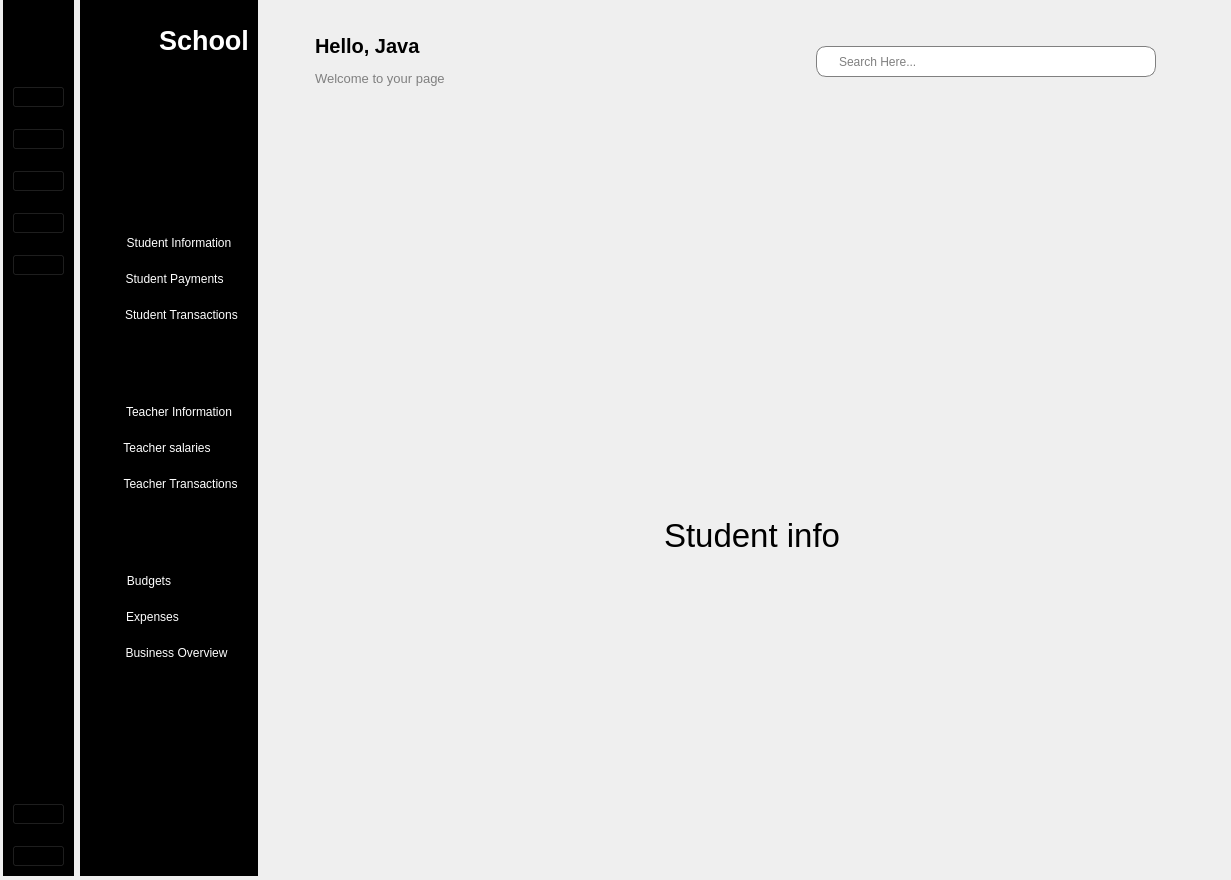
Diamondman51/students_management, file index.ui: the form before one commit.
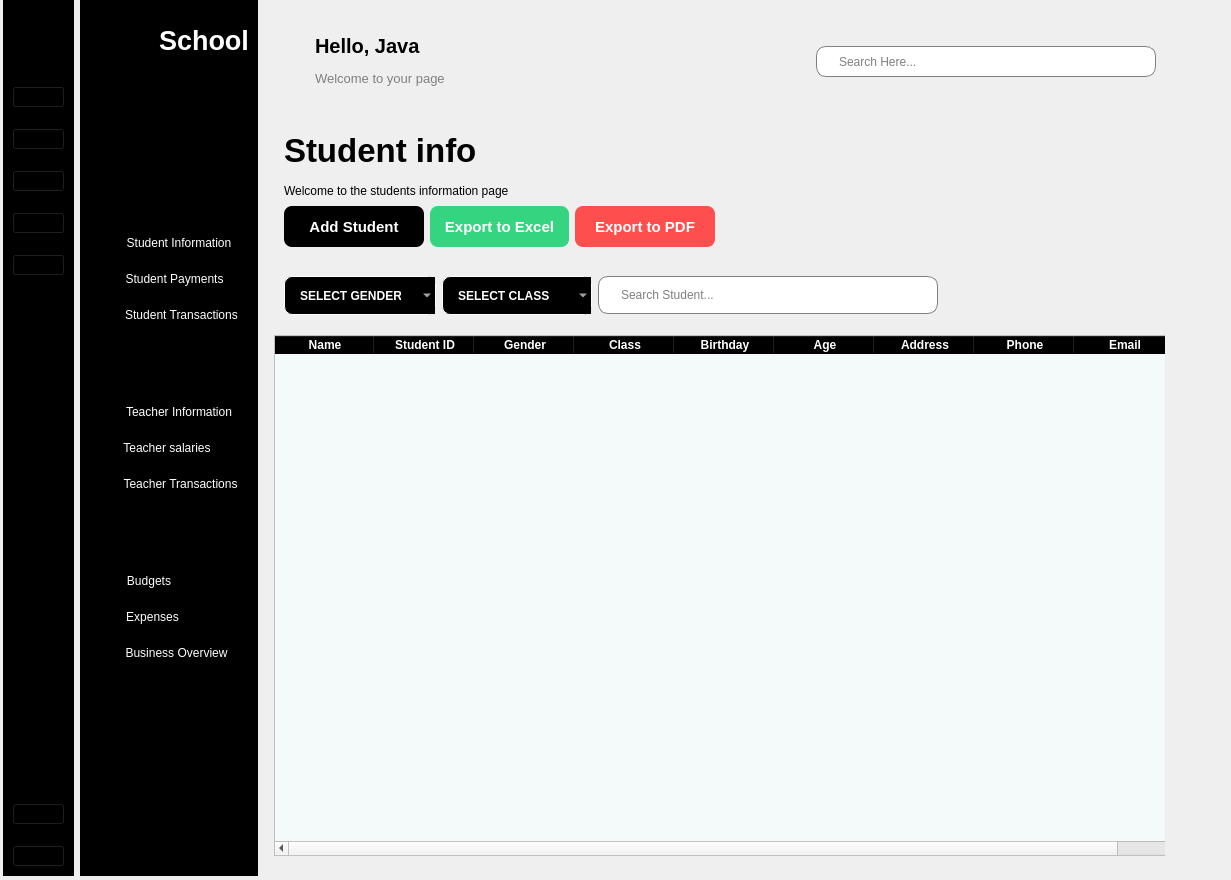
The form after the commit. The open tabs and pages were chosen to show the change. Icons and pictures are not drawn.

The edit to the form file:
```diff
--- a/index.ui
+++ b/index.ui
@@ -1120,7 +1120,7 @@
           <rect>
            <x>0</x>
            <y>0</y>
-           <width>921</width>
+           <width>901</width>
            <height>741</height>
           </rect>
          </property>
@@ -1183,21 +1183,371 @@
           <widget class="QLabel" name="label_9">
            <property name="geometry">
             <rect>
-             <x>400</x>
-             <y>330</y>
-             <width>181</width>
-             <height>141</height>
+             <x>20</x>
+             <y>0</y>
+             <width>211</width>
+             <height>31</height>
             </rect>
            </property>
            <property name="font">
             <font>
              <pointsize>25</pointsize>
+             <bold>true</bold>
             </font>
            </property>
            <property name="text">
             <string>Student info</string>
            </property>
           </widget>
+          <widget class="QLabel" name="label_19">
+           <property name="geometry">
+            <rect>
+             <x>20</x>
+             <y>40</y>
+             <width>561</width>
+             <height>31</height>
+            </rect>
+           </property>
+           <property name="font">
+            <font>
+             <pointsize>9</pointsize>
+            </font>
+           </property>
+           <property name="text">
+            <string>Welcome to the students information page</string>
+           </property>
+          </widget>
+          <widget class="QTableWidget" name="studentInfo_table">
+           <property name="geometry">
+            <rect>
+             <x>10</x>
+             <y>200</y>
+             <width>950</width>
+             <height>521</height>
+            </rect>
+           </property>
+           <property name="styleSheet">
+            <string notr="true">QHeaderView::section {
+	font-weight: bold;
+	background-color: rgb(0, 0, 0);
+	color: rgb(255, 255, 255);
+}
+
+QTableWidget {
+	alternate-background-color: #B0BDFB;
+	background-color:#F4F9FA;
+}</string>
+           </property>
+           <property name="alternatingRowColors">
+            <bool>true</bool>
+           </property>
+           <column>
+            <property name="text">
+             <string>Name</string>
+            </property>
+           </column>
+           <column>
+            <property name="text">
+             <string>Student ID</string>
+            </property>
+           </column>
+           <column>
+            <property name="text">
+             <string>Gender</string>
+            </property>
+           </column>
+           <column>
+            <property name="text">
+             <string>Class</string>
+            </property>
+           </column>
+           <column>
+            <property name="text">
+             <string>Birthday</string>
+            </property>
+           </column>
+           <column>
+            <property name="text">
+             <string>Age</string>
+            </property>
+           </column>
+           <column>
+            <property name="text">
+             <string>Address</string>
+            </property>
+           </column>
+           <column>
+            <property name="text">
+             <string>Phone</string>
+            </property>
+           </column>
+           <column>
+            <property name="text">
+             <string>Email</string>
+            </property>
+           </column>
+           <column>
+            <property name="text">
+             <string>Actions</string>
+            </property>
+           </column>
+          </widget>
+          <widget class="QWidget" name="">
+           <property name="geometry">
+            <rect>
+             <x>20</x>
+             <y>70</y>
+             <width>431</width>
+             <height>43</height>
+            </rect>
+           </property>
+           <layout class="QHBoxLayout" name="horizontalLayout_6">
+            <item>
+             <widget class="QPushButton" name="addStudent_btn">
+              <property name="minimumSize">
+               <size>
+                <width>111</width>
+                <height>41</height>
+               </size>
+              </property>
+              <property name="font">
+               <font>
+                <pointsize>-1</pointsize>
+                <bold>true</bold>
+               </font>
+              </property>
+              <property name="styleSheet">
+               <string notr="true">QPushButton {
+	background-color:black;
+	color: rgb(255, 255, 255);
+	border: none;
+	border-radius: 8;
+	font-weight: bold;
+	font-size:15px;
+}</string>
+              </property>
+              <property name="text">
+               <string>Add Student</string>
+              </property>
+              <property name="icon">
+               <iconset resource="resources.qrc">
+                <normaloff>:/images/add student.png</normaloff>:/images/add student.png</iconset>
+              </property>
+             </widget>
+            </item>
+            <item>
+             <widget class="QPushButton" name="excelExport_btn">
+              <property name="minimumSize">
+               <size>
+                <width>111</width>
+                <height>41</height>
+               </size>
+              </property>
+              <property name="styleSheet">
+               <string notr="true">QPushButton {
+	background-color:#34D481;
+	color: rgb(255, 255, 255);
+	border: none;
+	border-radius: 8;
+	font-weight: bold;
+	font-size:15px;
+}</string>
+              </property>
+              <property name="text">
+               <string>Export to Excel</string>
+              </property>
+              <property name="icon">
+               <iconset resource="resources.qrc">
+                <normaloff>:/images/excel.png</normaloff>:/images/excel.png</iconset>
+              </property>
+             </widget>
+            </item>
+            <item>
+             <widget class="QPushButton" name="pdfExport_btn">
+              <property name="minimumSize">
+               <size>
+                <width>75</width>
+                <height>41</height>
+               </size>
+              </property>
+              <property name="styleSheet">
+               <string notr="true">QPushButton {
+	background-color:#ff4e4e;
+	color: rgb(255, 255, 255);
+	border: none;
+	border-radius: 8;
+	font-weight: bold;
+	font-size:15px;
+}</string>
+              </property>
+              <property name="text">
+               <string>Export to PDF</string>
+              </property>
+              <property name="icon">
+               <iconset resource="resources.qrc">
+                <normaloff>:/images/pdf.png</normaloff>:/images/pdf.png</iconset>
+              </property>
+             </widget>
+            </item>
+           </layout>
+          </widget>
+          <widget class="QWidget" name="">
+           <property name="geometry">
+            <rect>
+             <x>20</x>
+             <y>140</y>
+             <width>654</width>
+             <height>41</height>
+            </rect>
+           </property>
+           <layout class="QHBoxLayout" name="horizontalLayout_7">
+            <item>
+             <widget class="QComboBox" name="select_gender">
+              <property name="minimumSize">
+               <size>
+                <width>150</width>
+                <height>0</height>
+               </size>
+              </property>
+              <property name="styleSheet">
+               <string notr="true">QComboBox {
+	border: 1px solid white;
+	border-radius: 8;
+	padding: 1 18 1 15;
+	color: rgb(255, 255, 255);
+	background-color: rgb(0, 0, 0);
+	height: 35;
+	font-weight: bold;
+	selection-background-color: #2980B9
+}</string>
+              </property>
+              <item>
+               <property name="text">
+                <string>SELECT GENDER</string>
+               </property>
+              </item>
+              <item>
+               <property name="text">
+                <string>Male</string>
+               </property>
+              </item>
+              <item>
+               <property name="text">
+                <string>Female</string>
+               </property>
+              </item>
+             </widget>
+            </item>
+            <item>
+             <widget class="QComboBox" name="select_class">
+              <property name="minimumSize">
+               <size>
+                <width>150</width>
+                <height>0</height>
+               </size>
+              </property>
+              <property name="styleSheet">
+               <string notr="true">QComboBox {
+	border: 1px solid white;
+	border-radius: 8;
+	padding: 1 18 1 15;
+	color: rgb(255, 255, 255);
+	background-color: rgb(0, 0, 0);
+	height: 35;
+	font-weight: bold;
+	selection-background-color: #2980B9
+}</string>
+              </property>
+              <item>
+               <property name="text">
+                <string>SELECT CLASS</string>
+               </property>
+              </item>
+              <item>
+               <property name="text">
+                <string>Grade 1</string>
+               </property>
+              </item>
+              <item>
+               <property name="text">
+                <string>Grade 2</string>
+               </property>
+              </item>
+              <item>
+               <property name="text">
+                <string>Grade 3</string>
+               </property>
+              </item>
+              <item>
+               <property name="text">
+                <string>Grade 4</string>
+               </property>
+              </item>
+              <item>
+               <property name="text">
+                <string>Grade 5</string>
+               </property>
+              </item>
+              <item>
+               <property name="text">
+                <string>Grade 6</string>
+               </property>
+              </item>
+              <item>
+               <property name="text">
+                <string>Grade 7</string>
+               </property>
+              </item>
+              <item>
+               <property name="text">
+                <string>Grade 8</string>
+               </property>
+              </item>
+              <item>
+               <property name="text">
+                <string>Grade 9</string>
+               </property>
+              </item>
+              <item>
+               <property name="text">
+                <string>Grade 10</string>
+               </property>
+              </item>
+              <item>
+               <property name="text">
+                <string>Grade 11</string>
+               </property>
+              </item>
+             </widget>
+            </item>
+            <item>
+             <widget class="QLineEdit" name="search_student">
+              <property name="minimumSize">
+               <size>
+                <width>340</width>
+                <height>38</height>
+               </size>
+              </property>
+              <property name="maximumSize">
+               <size>
+                <width>340</width>
+                <height>38</height>
+               </size>
+              </property>
+              <property name="styleSheet">
+               <string notr="true">QLineEdit {
+	padding-left:20;
+	border: 1 solid gray;
+	border-radius: 10;
+}</string>
+              </property>
+              <property name="placeholderText">
+               <string>Search Student...</string>
+              </property>
+             </widget>
+            </item>
+           </layout>
+          </widget>
          </widget>
          <widget class="QWidget" name="page_4">
           <widget class="QLabel" name="label_10">
```
Left out of the diff: 2 changed lines with no effect on the pictures.
